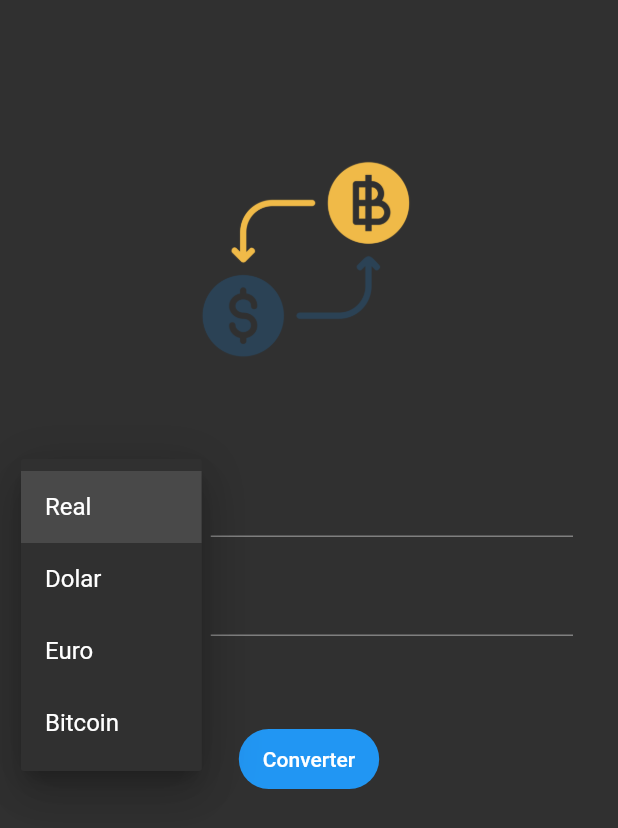
After one commit to Menezesx07/Flutter, a Flutter app: the screen it shows after launch, after a tap on "Real", on a phone screen of 412 x 824 dp. The commit adds this screen. Shown: the top 828 px of the screen. Run offline on Flutter 3.47's test engine with Material 2 defaults, Android fonts, the phone set to English and light mode, and no system bars; missing offline and left inert: dart_eval; network calls fail.

Commit message:
upload de rotina

```diff
--- /dev/null
+++ b/coin_conversor/lib/src/components/currency_box.dart
@@ -0,0 +1,70 @@
+import 'package:flutter/material.dart';
+
+const List<String> list = <String>["Real", "Dolar", "Euro", "Bitcoin"];
+
+class CurrencyBox extends StatefulWidget {
+  const CurrencyBox({super.key});
+
+  @override
+  State<CurrencyBox> createState() => _CurrencyBoxState();
+}
+
+class _CurrencyBoxState extends State<CurrencyBox> {
+
+  String dropdownValue = list.first;
+
+
+  @override
+  Widget build(BuildContext context) {
+    return    Row(
+      crossAxisAlignment: CrossAxisAlignment.start,
+      children: [
+        Expanded(
+          flex: 1,
+          //criando o dropdown, tem de ser statefull
+          child: SizedBox(
+            height: 56,
+            child: DropdownButton<String>(
+              iconEnabledColor: Colors.amber,
+              value: dropdownValue,
+              elevation: 16,
+              underline: Container(
+                height: 1,
+                color: Colors.amber,
+              ),
+
+              //if else para abrir ele
+              onChanged: (String? value) {
+                setState(() {
+                  dropdownValue = value!;
+                });
+              },
+
+              //lista dos items setados fora da class
+              items: list.map<DropdownMenuItem<String>>((String value) {
+                return DropdownMenuItem<String>(
+                  value: value,
+                  child: Text(value),
+                );
+              }).toList(),
+            ),
+          ),
+
+        ),
+
+        //espaçamento na horizontal
+        const SizedBox(width: 30),
+
+        Expanded(
+          flex: 3,
+          child: TextFormField(
+            decoration: const InputDecoration(
+                focusedBorder: UnderlineInputBorder(borderSide: BorderSide(color: Colors.amber)),
+                border: UnderlineInputBorder(borderSide: BorderSide(color: Colors.amber))
+            ),
+          ),
+        )
+      ],
+    );
+  }
+}
--- /dev/null
+++ b/coin_conversor/lib/src/controllers/home_controller.dart
@@ -0,0 +1,49 @@
+import 'package:coin_conversor/src/models/currency_model.dart';
+import 'package:flutter/cupertino.dart';
+
+class HomeController {
+
+  //recebendo a lista de valores do currency_model
+  late List<CurrencyModel> currencies;
+
+  //get do textField do DOM
+  final TextEditingController toText = TextEditingController();
+  final TextEditingController fromText = TextEditingController();
+
+  //variaveis que vão ser usadas para as operações baseada no currency_model importado
+  CurrencyModel? toCurrency;
+  CurrencyModel? fromCurrency;
+
+  //get dos valores
+  HomeController(){
+    currencies = CurrencyModel.getCurrencies();
+    toCurrency = currencies[0];
+    toCurrency = currencies[1];
+  }
+
+  void convert(){
+
+    //convertendo para texto
+    String text = toText.text;
+    //convertendo para double
+    double value = double.tryParse(text) ?? 1.0;
+    double returnValue = 0;
+
+    // ? e ! por conta do null safety
+    switch (toCurrency?.name) {
+        case "Real" :
+        returnValue = value * toCurrency!.real;
+        case "Dolar" :
+        returnValue = value * toCurrency!.dolar;
+        case "euro" :
+        returnValue = value * toCurrency!.euro;
+        case "bitcoin" :
+        returnValue = value * toCurrency!.bitcoin;
+    }
+
+    fromText.text = returnValue.toStringAsFixed(2);
+  }
+
+
+
+}
--- /dev/null
+++ b/coin_conversor/lib/src/models/currency_model.dart
@@ -0,0 +1,42 @@
+class CurrencyModel {
+
+   final String? name;
+   final double real;
+   final double dolar;
+   final double euro;
+   //tirar o ? do double
+   final double? bitcoin;
+
+  CurrencyModel({this.name,  required this.real,  required this.dolar, required this.euro, this.bitcoin});
+
+
+  static List<CurrencyModel> getCurrencies () {
+    return <CurrencyModel> [
+      CurrencyModel(
+          name: 'Real',
+          real: 1.0,
+          dolar: 0.18,
+          euro: 0.15,
+          bitcoin: 0.000016),
+      CurrencyModel(
+          name: 'Dolar',
+          real: 5.6,
+          dolar: 1.0,
+          euro: 0.85,
+          bitcoin: 0.000088),
+      CurrencyModel(
+          name: 'Euro',
+          real: 6.62,
+          dolar: 1.17,
+          euro: 1.0,
+          bitcoin: 0.00010),
+      CurrencyModel(
+          name: 'Bitcoin',
+          real: 64116.51,
+          dolar: 11351.30,
+          euro: 9689.53,
+          bitcoin: 1),
+    ];
+  }
+
+}
--- /dev/null
+++ b/coin_conversor/lib/src/views/home_view.dart
@@ -0,0 +1,43 @@
+import 'package:coin_conversor/src/components/currency_box.dart';
+import 'package:flutter/material.dart';
+
+
+
+class HomeView extends StatefulWidget {
+  const HomeView({super.key});
+
+  @override
+  State<HomeView> createState() => _HomeViewState();
+}
+
+class _HomeViewState extends State<HomeView> {
+
+
+  @override
+  Widget build(BuildContext context) {
+    return Scaffold(
+      body: Padding(
+        padding: const EdgeInsets.fromLTRB(30, 100, 30, 20),
+        child: Column(
+          children: [
+            Image.asset('assets/icon.png', width: 150),
+
+            const SizedBox(height: 60),
+
+            const CurrencyBox(),
+
+            const SizedBox(height: 10),
+
+            const CurrencyBox(),
+
+            const SizedBox(height: 50),
+
+            FilledButton(onPressed: () {},
+                child: const Text("Converter")
+            ),
+          ],
+        ),
+      ),
+    );
+  }
+}
--- a/coin_conversor/pubspec.yaml
+++ b/coin_conversor/pubspec.yaml
@@ -58,6 +58,9 @@ flutter:
   # the material Icons class.
   uses-material-design: true
 
+  assets:
+    - assets/
+
   # To add assets to your application, add an assets section, like this:
   # assets:
   #   - images/a_dot_burr.jpeg
```
Also changed, not shown: coin_conversor/lib/main.dart (+4 -33 lines), coin_conversor/assets/icon.png (added).
